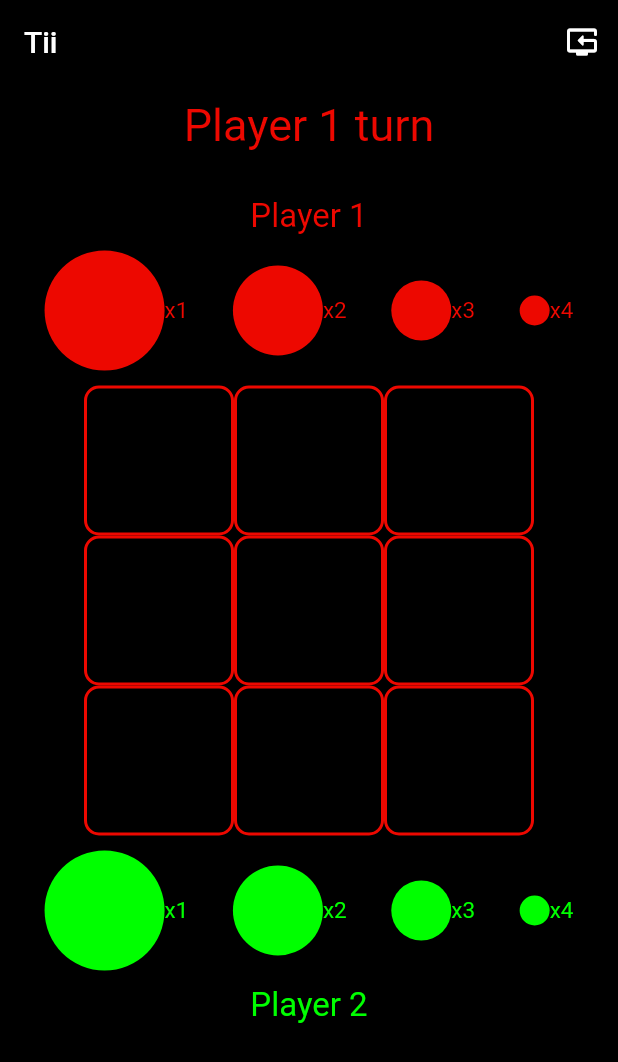
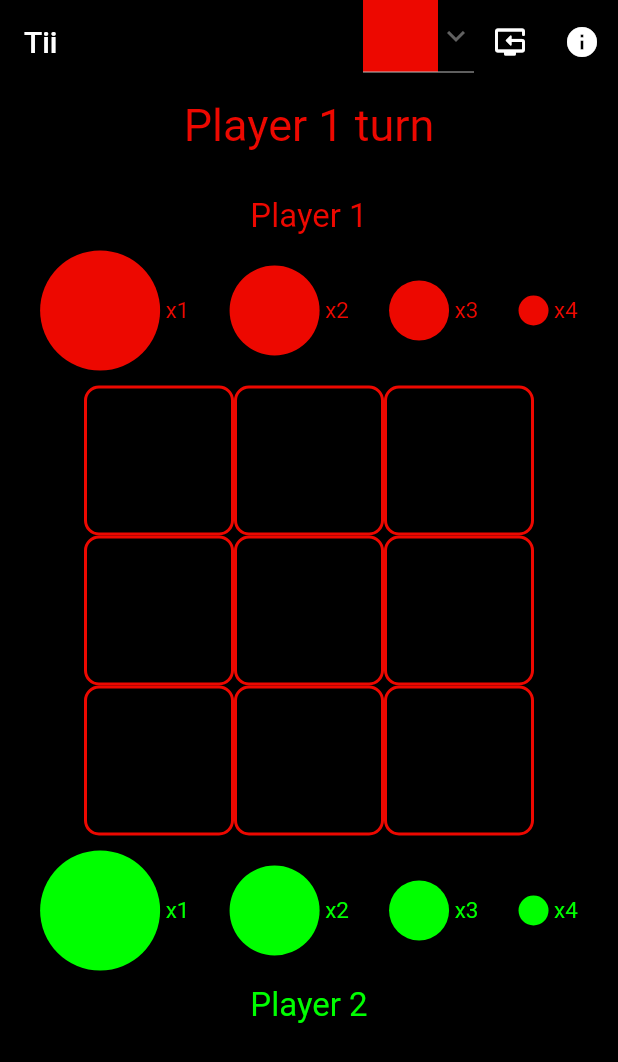
Before and after one commit to divyamJi06/TicTacToe, a Flutter app: the screen it shows after launch, on a phone screen of 412 x 824 dp. Shown: the top 1062 px of the screen. Run offline on Flutter 3.47's test engine with Material 2 defaults, Android fonts, the phone set to English and light mode, and no system bars.

Commit message:
next commit

```diff
--- a/lib/main.dart
+++ b/lib/main.dart
@@ -1,5 +1,4 @@
 import 'package:flutter/material.dart';
-import 'package:get/get.dart';
 import 'package:tictactoe/check.dart';
 
 // import 'package:get/get.dart';
@@ -43,7 +42,7 @@ class _MyHomePageState extends State<MyHomePage> {
                 children: [
                   ball(80.0, 1),
                   Text(
-                    "x${ballsPresent[0][3]}",
+                    " x${ballsPresent[0][3]}",
                     style: TextStyle(color: player1, fontSize: 15),
                   ),
                 ],
@@ -54,7 +53,7 @@ class _MyHomePageState extends State<MyHomePage> {
                 children: [
                   ball(60.0, 1),
                   Text(
-                    "x${ballsPresent[0][2]}",
+                    " x${ballsPresent[0][2]}",
                     style: TextStyle(color: player1, fontSize: 15),
                   ),
                 ],
@@ -65,7 +64,7 @@ class _MyHomePageState extends State<MyHomePage> {
                 children: [
                   ball(40.0, 1),
                   Text(
-                    "x${ballsPresent[0][1]}",
+                    " x${ballsPresent[0][1]}",
                     style: TextStyle(color: player1, fontSize: 15),
                   ),
                 ],
@@ -76,7 +75,7 @@ class _MyHomePageState extends State<MyHomePage> {
                 children: [
                   ball(20.0, 1),
                   Text(
-                    "x${ballsPresent[0][0]}",
+                    " x${ballsPresent[0][0]}",
                     style: TextStyle(color: player1, fontSize: 15),
                   ),
                 ],
@@ -95,7 +94,7 @@ class _MyHomePageState extends State<MyHomePage> {
                 children: [
                   emptyBall(80.0, 1),
                   Text(
-                    "x${ballsPresent[0][3]}",
+                    " x${ballsPresent[0][3]}",
                     style: TextStyle(color: player1, fontSize: 15),
                   ),
                 ],
@@ -106,7 +105,7 @@ class _MyHomePageState extends State<MyHomePage> {
                 children: [
                   emptyBall(60.0, 1),
                   Text(
-                    "x${ballsPresent[0][2]}",
+                    " x${ballsPresent[0][2]}",
                     style: TextStyle(color: player1, fontSize: 15),
                   ),
                 ],
@@ -117,7 +116,7 @@ class _MyHomePageState extends State<MyHomePage> {
                 children: [
                   emptyBall(40.0, 1),
                   Text(
-                    "x${ballsPresent[0][1]}",
+                    " x${ballsPresent[0][1]}",
                     style: TextStyle(color: player1, fontSize: 15),
                   ),
                 ],
@@ -128,7 +127,7 @@ class _MyHomePageState extends State<MyHomePage> {
                 children: [
                   emptyBall(20.0, 1),
                   Text(
-                    "x${ballsPresent[0][0]}",
+                    " x${ballsPresent[0][0]}",
                     style: TextStyle(color: player1, fontSize: 15),
                   ),
                 ],
@@ -147,7 +146,7 @@ class _MyHomePageState extends State<MyHomePage> {
                 children: [
                   ball(80.0, 2),
                   Text(
-                    "x${ballsPresent[1][3]}",
+                    " x${ballsPresent[1][3]}",
                     style: TextStyle(color: player2, fontSize: 15),
                   ),
                 ],
@@ -158,7 +157,7 @@ class _MyHomePageState extends State<MyHomePage> {
                 children: [
                   ball(60.0, 2),
                   Text(
-                    "x${ballsPresent[1][2]}",
+                    " x${ballsPresent[1][2]}",
                     style: TextStyle(color: player2, fontSize: 15),
                   ),
                 ],
@@ -169,7 +168,7 @@ class _MyHomePageState extends State<MyHomePage> {
                 children: [
                   ball(40.0, 2),
                   Text(
-                    "x${ballsPresent[1][1]}",
+                    " x${ballsPresent[1][1]}",
                     style: TextStyle(color: player2, fontSize: 15),
                   ),
                 ],
@@ -180,7 +179,7 @@ class _MyHomePageState extends State<MyHomePage> {
                 children: [
                   ball(20.0, 2),
                   Text(
-                    "x${ballsPresent[1][0]}",
+                    " x${ballsPresent[1][0]}",
                     style: TextStyle(color: player2, fontSize: 15),
                   ),
                 ],
@@ -199,7 +198,7 @@ class _MyHomePageState extends State<MyHomePage> {
                 children: [
                   emptyBall(80.0, 2),
                   Text(
-                    "x${ballsPresent[1][3]}",
+                    " x${ballsPresent[1][3]}",
                     style: TextStyle(color: player2, fontSize: 15),
                   ),
                 ],
@@ -210,7 +209,7 @@ class _MyHomePageState extends State<MyHomePage> {
                 children: [
                   emptyBall(60.0, 2),
                   Text(
-                    "x${ballsPresent[1][2]}",
+                    " x${ballsPresent[1][2]}",
                     style: TextStyle(color: player2, fontSize: 15),
                   ),
                 ],
@@ -221,7 +220,7 @@ class _MyHomePageState extends State<MyHomePage> {
                 children: [
                   emptyBall(40.0, 2),
                   Text(
-                    "x${ballsPresent[1][1]}",
+                    " x${ballsPresent[1][1]}",
                     style: TextStyle(color: player2, fontSize: 15),
                   ),
                 ],
@@ -232,7 +231,7 @@ class _MyHomePageState extends State<MyHomePage> {
                 children: [
                   emptyBall(20.0, 2),
                   Text(
-                    "x${ballsPresent[1][0]}",
+                    " x${ballsPresent[1][0]}",
                     style: TextStyle(color: player2, fontSize: 15),
                   ),
                 ],
@@ -272,21 +271,65 @@ class _MyHomePageState extends State<MyHomePage> {
     });
   }
 
+  String dropdownvalue = 'Item 1';
+
+  // List of items in our dropdown menu
+  var items = [
+    'Item 1',
+    'Item 2',
+  ];
   @override
   Widget build(BuildContext context) {
     return Scaffold(
       appBar: AppBar(
-        title: Text("Tii"),
+        title: Text(
+          "Tii",
+          style: TextStyle(),
+          textAlign: TextAlign.center,
+        ),
         backgroundColor: backgroundColor,
         actions: [
+          DropdownButton(
+            // Initial Value
+            value: dropdownvalue,
+
+            // Down Arrow Icon
+            icon: const Icon(Icons.keyboard_arrow_down),
+
+            // Array list of items
+            items: items.map((String items) {
+              return DropdownMenuItem(
+                value: items,
+                child: Container(
+                  height: 50,
+                  width: 50,
+                  decoration: BoxDecoration(color: player1),
+                ),
+              );
+            }).toList(),
+            // After selecting the desired option,it will
+            // change button value to selected value
+            onChanged: (String? newValue) {
+              setState(() {
+                dropdownvalue = newValue!;
+              });
+            },
+          ),
           IconButton(
               onPressed: () {
                 reset();
               },
-              icon: const Icon(Icons.reset_tv_rounded))
+              icon: const Icon(Icons.reset_tv_rounded)),
+          IconButton(
+            onPressed: () {
+              // reset();
+            },
+            icon: const Icon(Icons.info),
+          ),
         ],
       ),
-      body: Center(
+      body: SingleChildScrollView(
+        child: Center(
           child: Column(
             mainAxisAlignment: MainAxisAlignment.start,
             children: [
@@ -354,6 +397,7 @@ class _MyHomePageState extends State<MyHomePage> {
                 style: TextStyle(color: player2, fontSize: 22),
               ),
             ],
+          ),
         ),
       ),
     );
@@ -446,20 +490,6 @@ class _MyHomePageState extends State<MyHomePage> {
                     ),
                   );
                 });
-            // Get.defaultDialog(
-            //   title: "TicTacToe",
-            // middleText: "Player $currentPlayer won",
-            // titleStyle: const TextStyle(color: Colors.black),
-            // textConfirm: "Reset",
-            // confirmTextColor: Colors.white,
-            // buttonColor: Colors.red,
-            // // barrierDismissible: false,
-            // radius: 10,
-            // onConfirm: () {
-            //   reset();
-            // }
-            // );
-
           }
           ballsPresent[currentPlayer - 1][ballSize ~/ 20 - 1]--;
           currentPlayer = togglePlayer(currentPlayer);
```
Also changed, not shown: lib/check.dart (+0 -17 lines). Lines whose indentation alone changed are shown as unchanged.
